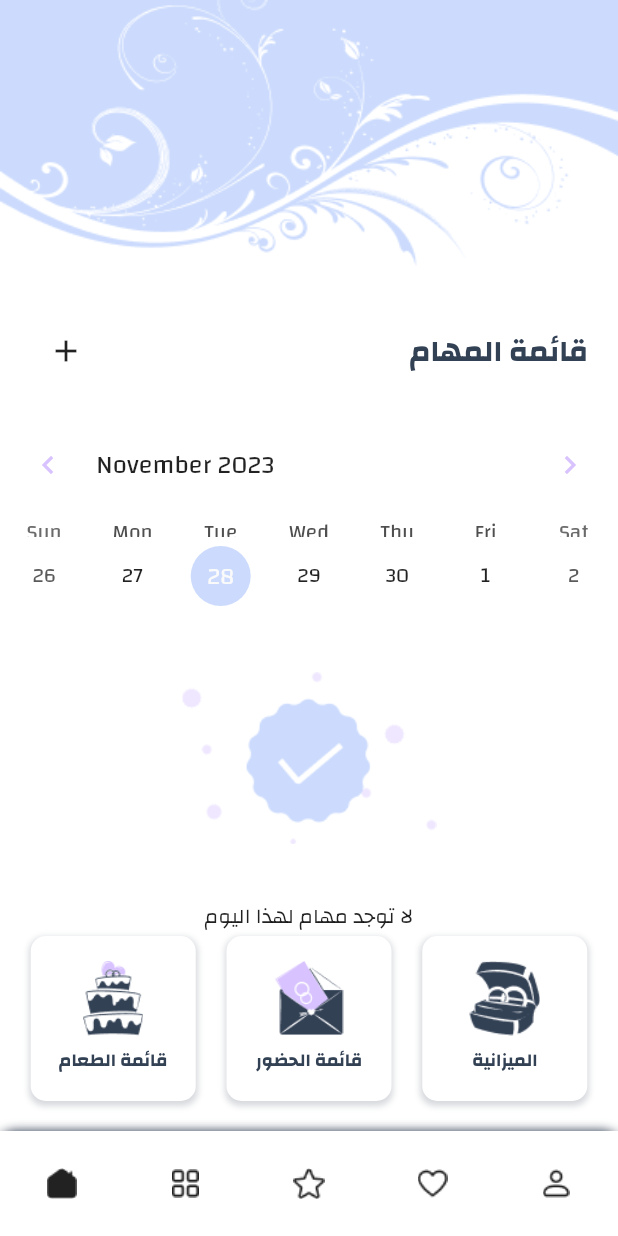
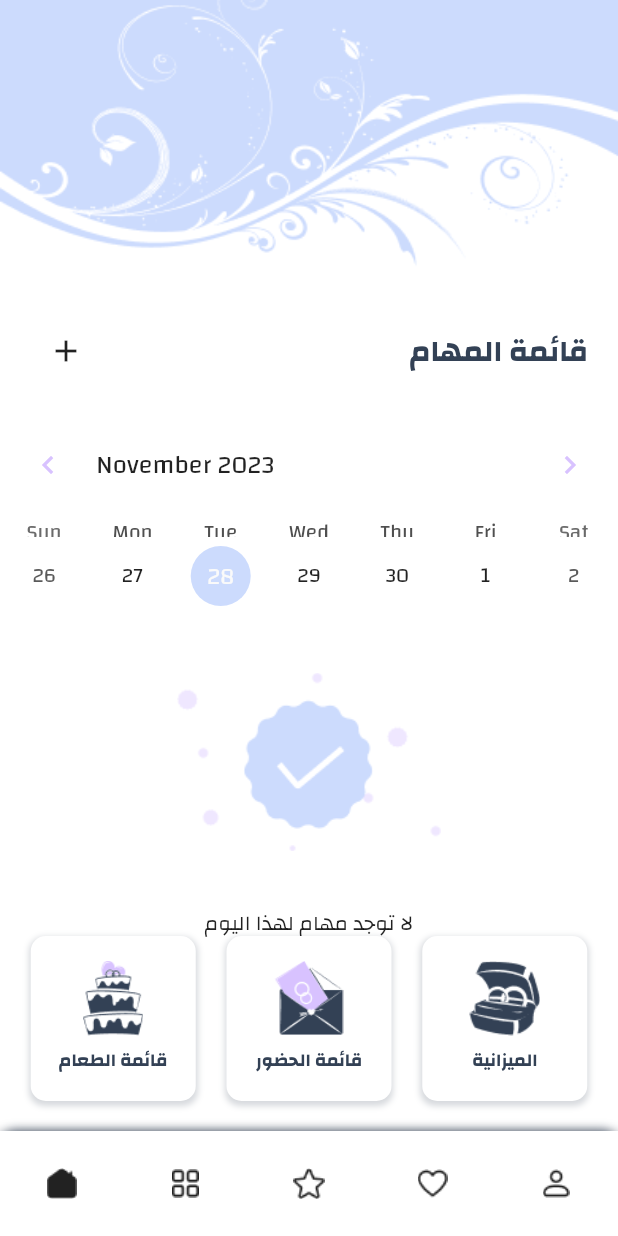
Before and after one commit to SamahFarez/3arouss, a Flutter app: the screen it shows after launch, on a phone screen of 412 x 824 dp. Run offline on Flutter 3.47's test engine with Material 2 defaults, Android fonts, the phone set to English and light mode, and no system bars; drawn by our look-alikes of table_calendar; our stand-ins replace flutter_calendar_carousel.

Commit message:
Fixed List

```diff
--- a/lib/app/bride/home-bride/home_bride.dart
+++ b/lib/app/bride/home-bride/home_bride.dart
@@ -381,8 +381,8 @@ class _BrideHomePageState extends State<BrideHomePage> {
                         children: [
                           Image.asset(
                             success_image, // Replace with the actual path
-                            width: 170,
-                            height: 185,
+                            width: 180,
+                            height: 190,
                           ),
                           Text("لا توجد مهام لهذا اليوم")
                         ],
```
